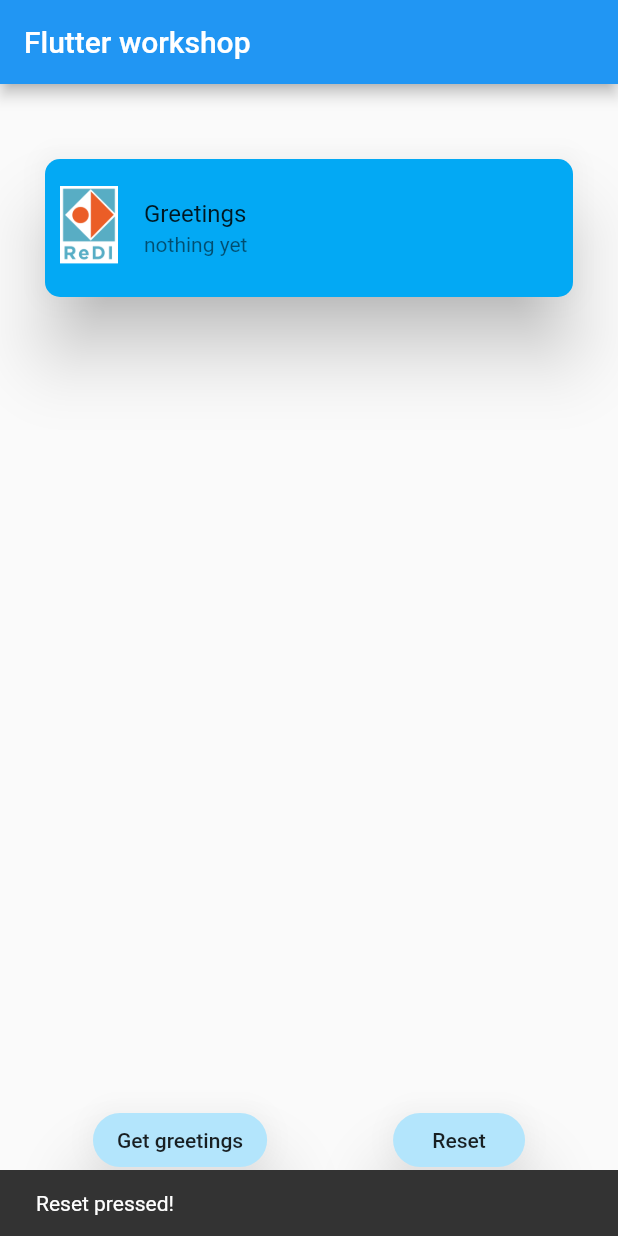
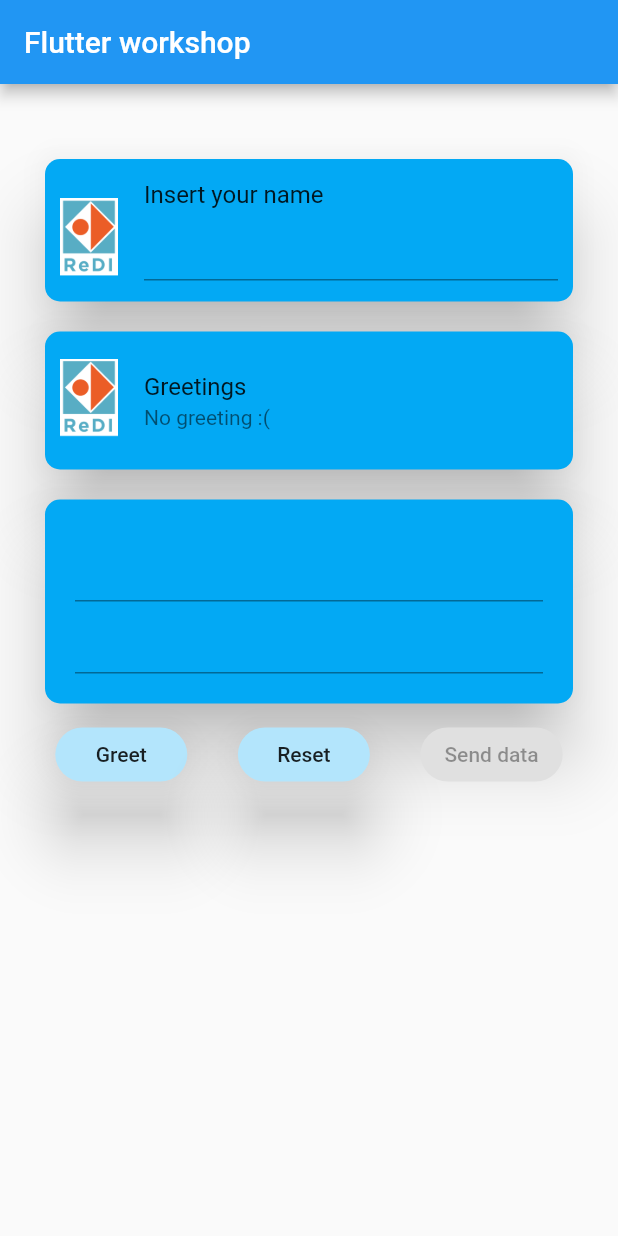
Before and after one commit to lucaspal/flutter-workshop, a Flutter app: the screen it shows after launch, after a tap on "Reset", on a phone screen of 412 x 824 dp. Run offline on Flutter 3.47's test engine with Material 2 defaults, Android fonts, the phone set to English and light mode, and no system bars.

Commit message:
Demo finalized.

```diff
--- a/networking/lib/main.dart
+++ b/networking/lib/main.dart
@@ -1,5 +1,6 @@
 import 'package:flutter/material.dart';
 import 'package:flutter/widgets.dart';
+import 'package:networking/http_service.dart';
 
 void main() {
   runApp(MyApp());
@@ -31,10 +32,22 @@ class MyHomePage extends StatelessWidget {
   }
 }
 
-class SendInformationWidget extends StatelessWidget {
+class SendInformationWidget extends StatefulWidget {
+  @override
+  _SendInformationWidgetState createState() => _SendInformationWidgetState();
+}
+
+class _SendInformationWidgetState extends State<SendInformationWidget> {
+  HttpService _httpService;
+  String _greeting;
+  String _name;
+  String _firstField;
+  String _secondField;
+
   @override
   Widget build(BuildContext context) {
-    return Padding(
+    return SingleChildScrollView(
+      child: Padding(
         padding: const EdgeInsets.symmetric(
           horizontal: 20.0,
           vertical: 40,
@@ -53,13 +66,61 @@ class SendInformationWidget extends StatelessWidget {
                   'assets/logo.png',
                   height: 60,
                 ),
-              title: Text('Greetings'),
-              subtitle: Text('nothing yet'),
-              onTap: () {
-                Scaffold.of(context).showSnackBar(SnackBar(content: Text('Pressed!')));
+                title: Text('Insert your name'),
+                subtitle: TextField(
+                  onChanged: (newValue) {
+                    setState(() {
+                      _name = newValue;
+                    });
                   },
                 ),
               ),
+            ),
+            Card(
+              elevation: 20,
+              shape: RoundedRectangleBorder(borderRadius: BorderRadius.circular(10)),
+              margin: EdgeInsets.all(10),
+              color: Colors.lightBlue,
+              child: ListTile(
+                contentPadding: EdgeInsets.all(10),
+                leading: Image.asset(
+                  'assets/logo.png',
+                  height: 60,
+                ),
+                title: Text('Greetings'),
+                subtitle: Text(_greeting ?? 'No greeting :('),
+              ),
+            ),
+            Card(
+                elevation: 20,
+                shape: RoundedRectangleBorder(borderRadius: BorderRadius.circular(10)),
+                margin: EdgeInsets.all(10),
+                color: Colors.lightBlue,
+                child: Padding(
+                  padding: const EdgeInsets.symmetric(
+                    horizontal: 20,
+                    vertical: 20,
+                  ),
+                  child: Column(
+                    mainAxisAlignment: MainAxisAlignment.spaceAround,
+                    children: [
+                      TextFormField(
+                        onChanged: (newValue) {
+                          setState(() {
+                            _firstField = newValue.isNotEmpty ? newValue : null;
+                          });
+                        },
+                      ),
+                      TextField(
+                        onChanged: (newValue) {
+                          setState(() {
+                            _secondField = newValue.isNotEmpty ? newValue : null;
+                          });
+                        },
+                      )
+                    ],
+                  ),
+                )),
             Row(
               mainAxisAlignment: MainAxisAlignment.spaceAround,
               children: [
@@ -67,15 +128,14 @@ class SendInformationWidget extends StatelessWidget {
                   elevation: 20,
                   color: Colors.lightBlue[100],
                   shape: RoundedRectangleBorder(borderRadius: BorderRadius.circular(20)),
-                onPressed: () {
-                  Scaffold.of(context).showSnackBar(
-                    SnackBar(
-                      content: Text('Get greetings pressed!'),
-                    ),
-                  );
+                  onPressed: () async {
+                    final result = await _httpService.getHelloFromBackend(name: _name);
+                    setState(() {
+                      _greeting = result + '  🎉';
+                    });
                   },
                   child: Text(
-                  'Get greetings',
+                    'Greet',
                   ),
                 ),
                 RaisedButton(
@@ -83,20 +143,38 @@ class SendInformationWidget extends StatelessWidget {
                   color: Colors.lightBlue[100],
                   shape: RoundedRectangleBorder(borderRadius: BorderRadius.circular(20)),
                   onPressed: () {
-                  Scaffold.of(context).showSnackBar(
-                    SnackBar(
-                      content: Text('Reset pressed!'),
-                    ),
-                  );
+                    setState(() {
+                      _greeting = null;
+                    });
                   },
                   child: Text(
                     'Reset',
+                  ),
+                ),
+                RaisedButton(
+                  elevation: 20,
+                  disabledColor: Colors.grey[300],
+                  disabledElevation: 0,
+                  color: Colors.lightBlue[100],
+                  shape: RoundedRectangleBorder(borderRadius: BorderRadius.circular(20)),
+                  onPressed: (_firstField != null && _secondField != null) ? () async {
+                    await _httpService.sendNewContent(_firstField, _secondField);
+                  } : null,
+                  child: Text(
+                    'Send data',
                   ),
                 ),
               ],
             )
           ],
         ),
+      ),
     );
   }
+
+  @override
+  void initState() {
+    // _httpService = HttpService(baseUri: '<expose with ngrok http 5000>');
+    super.initState();
   }
+}
```
Also changed, not shown: networking/pubspec.yaml (+2 -50 lines). Lines whose indentation alone changed are shown as unchanged.
